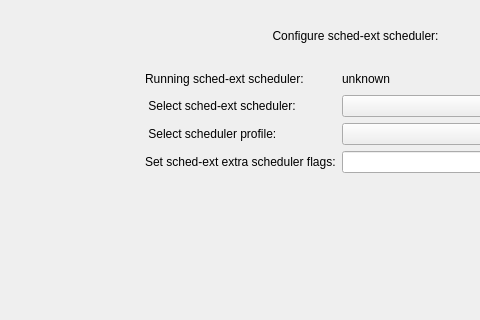
ventureoo/kernel-manager, file src/schedext-window.ui: the form before one commit; both pictures show x 88 to 568 and y 0 to 320 of the 887 by 544 pixel window.
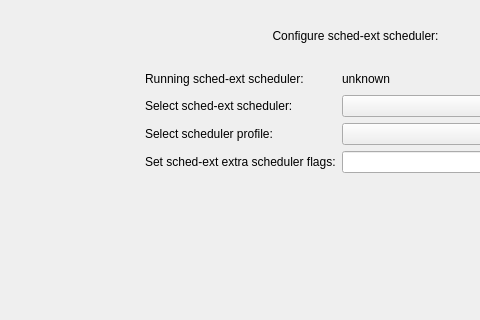
The form after the commit. Icons and pictures are not drawn.

Commit message: Remove unneeded spaces

```diff
--- a/src/schedext-window.ui
+++ b/src/schedext-window.ui
@@ -79,7 +79,7 @@
       <item row="1" column="1">
        <widget class="QLabel" name="scheduler_select_label">
         <property name="text">
-         <string> Select sched-ext scheduler:</string>
+         <string>Select sched-ext scheduler:</string>
         </property>
        </widget>
       </item>
@@ -89,7 +89,7 @@
       <item row="2" column="1">
        <widget class="QLabel" name="scheduler_profile_select_label">
         <property name="text">
-         <string> Select scheduler profile:</string>
+         <string>Select scheduler profile:</string>
         </property>
        </widget>
       </item>
```
